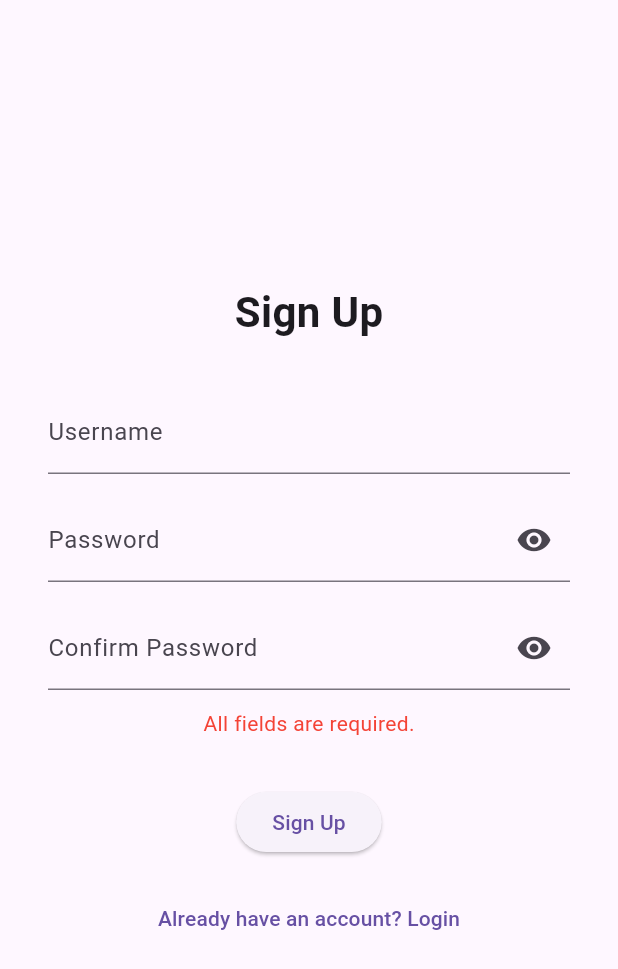
After one commit to Adam-Ousse/todo_app, a Flutter app: the SignUpScreen screen opened directly, after a tap on "Sign Up", on a phone screen of 412 x 824 dp. The commit adds this screen. Shown: the top 969 px of the screen. Run offline on Flutter 3.47's test engine with Material 3 defaults, Android fonts, the phone set to English and light mode, and no system bars; our stand-ins replace firebase_core; accounts and stored records are empty.

Commit message:
add sign up

```diff
--- a/lib/login_screen.dart
+++ b/lib/login_screen.dart
@@ -1,5 +1,6 @@
 import 'package:flutter/material.dart';
 import 'main_screen.dart';
+import 'signup_screen.dart';
 
 class LoginScreen extends StatefulWidget {
   const LoginScreen({super.key});
@@ -53,6 +54,15 @@ class _LoginScreenState extends State<LoginScreen> {
               ),
               const SizedBox(height: 32),
               ElevatedButton(onPressed: _login, child: const Text('Login')),
+              const SizedBox(height: 16),
+              TextButton(
+                onPressed: () {
+                  Navigator.of(context).push(
+                    MaterialPageRoute(builder: (_) => const SignUpScreen()),
+                  );
+                },
+                child: const Text('Don\'t have an account? Sign Up'),
+              ),
             ],
           ),
         ),
--- a/lib/main.dart
+++ b/lib/main.dart
@@ -1,8 +1,12 @@
+import 'package:firebase_core/firebase_core.dart';
 import 'package:flutter/material.dart';
+import 'package:todo_app/firebase_options.dart';
 // import 'main_screen.dart';
 import 'login_screen.dart';
 
-void main() {
+void main() async {
+  WidgetsFlutterBinding.ensureInitialized();
+  await Firebase.initializeApp(options: DefaultFirebaseOptions.currentPlatform);
   runApp(const MyApp());
 }
 
--- /dev/null
+++ b/lib/signup_screen.dart
@@ -0,0 +1,99 @@
+import 'package:flutter/material.dart';
+
+class SignUpScreen extends StatefulWidget {
+  const SignUpScreen({super.key});
+  @override
+  State<SignUpScreen> createState() => _SignUpScreenState();
+}
+
+class _SignUpScreenState extends State<SignUpScreen> {
+  final _userController = TextEditingController();
+  final _passController = TextEditingController();
+  final _confirmController = TextEditingController();
+  bool _obscure = true;
+  bool _obscureConfirm = true;
+  String? _error;
+
+  void _signUp() {
+    setState(() => _error = null);
+    if (_userController.text.isEmpty ||
+        _passController.text.isEmpty ||
+        _confirmController.text.isEmpty) {
+      setState(() => _error = "All fields are required.");
+      return;
+    }
+    if (_passController.text != _confirmController.text) {
+      setState(() => _error = "Passwords do not match.");
+      return;
+    }
+    // Here you would add sign up logic (e.g., Firebase Auth)
+    // For now, just pop back to login
+    Navigator.of(context).pop();
+  }
+
+  @override
+  Widget build(BuildContext context) {
+    return Scaffold(
+      body: Center(
+        child: Padding(
+          padding: const EdgeInsets.all(32),
+          child: Column(
+            mainAxisSize: MainAxisSize.min,
+            children: [
+              const Text(
+                'Sign Up',
+                style: TextStyle(fontSize: 28, fontWeight: FontWeight.bold),
+              ),
+              const SizedBox(height: 32),
+              TextField(
+                controller: _userController,
+                decoration: const InputDecoration(labelText: 'Username'),
+              ),
+              const SizedBox(height: 16),
+              TextField(
+                controller: _passController,
+                obscureText: _obscure,
+                decoration: InputDecoration(
+                  labelText: 'Password',
+                  suffixIcon: IconButton(
+                    icon: Icon(
+                      _obscure ? Icons.visibility : Icons.visibility_off,
+                    ),
+                    onPressed: () => setState(() => _obscure = !_obscure),
+                  ),
+                ),
+              ),
+              const SizedBox(height: 16),
+              TextField(
+                controller: _confirmController,
+                obscureText: _obscureConfirm,
+                decoration: InputDecoration(
+                  labelText: 'Confirm Password',
+                  suffixIcon: IconButton(
+                    icon: Icon(
+                      _obscureConfirm ? Icons.visibility : Icons.visibility_off,
+                    ),
+                    onPressed:
+                        () =>
+                            setState(() => _obscureConfirm = !_obscureConfirm),
+                  ),
+                ),
+              ),
+              if (_error != null) ...[
+                const SizedBox(height: 12),
+                Text(_error!, style: const TextStyle(color: Colors.red)),
+              ],
+              const SizedBox(height: 32),
+              ElevatedButton(onPressed: _signUp, child: const Text('Sign Up')),
+              const SizedBox(height: 16),
+              TextButton(
+                onPressed: () => Navigator.of(context).pop(),
+                child: const Text('Already have an account? Login'),
+              ),
+            ],
+          ),
+        ),
+      ),
+    );
+  }
+}
```
Also changed, not shown: 1 other file.
